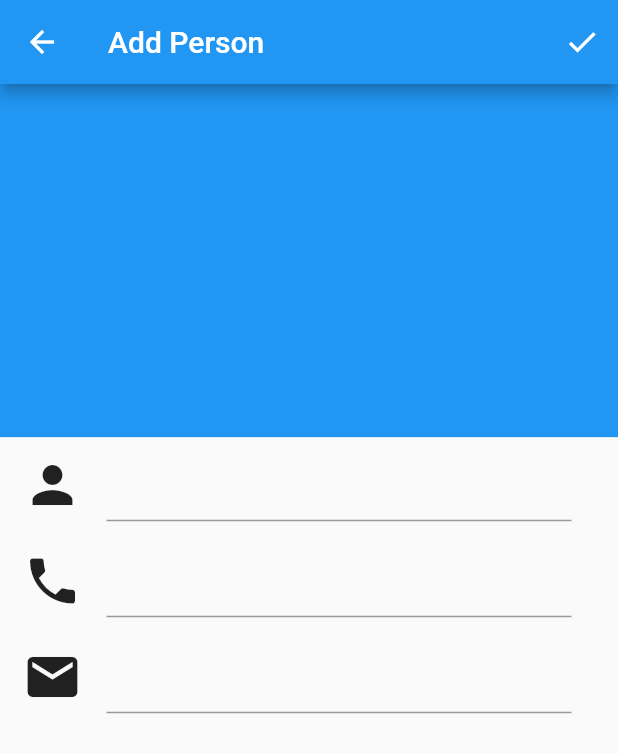
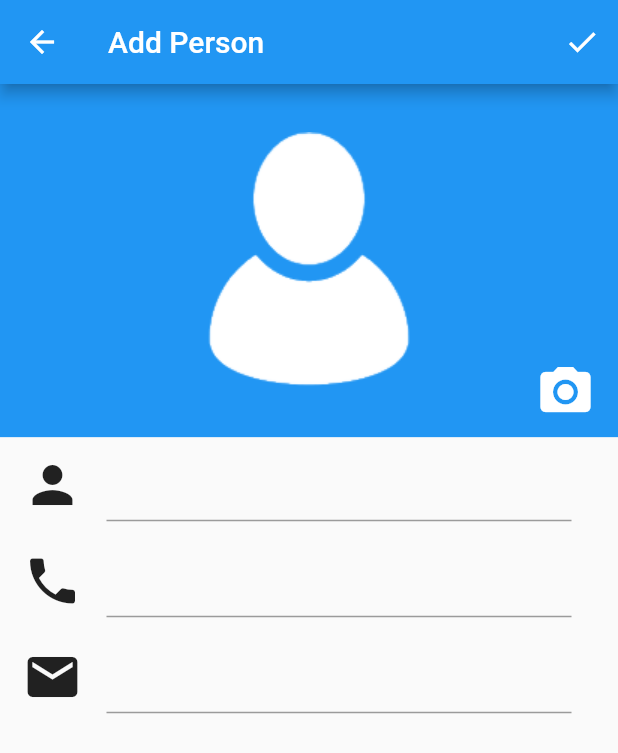
Before and after one commit to thanhhoi123/ContactAppFlutter, a Flutter app: the AddPersonScreen screen opened directly, on a phone screen of 412 x 824 dp. Shown: the top 753 px of the screen. Run offline on Flutter 3.47's test engine with Material 2 defaults, Android fonts, the phone set to English and light mode, and no system bars; our stand-ins replace get, hive, hive_flutter, image_picker; accounts and stored records are empty.

Commit message:
Setup camera

```diff
--- a/Code/lib/app/modules/home/views/add_person_screen.dart
+++ b/Code/lib/app/modules/home/views/add_person_screen.dart
@@ -1,6 +1,9 @@
+import 'dart:io';
+
 import 'package:flutter/material.dart';
 import 'package:flutter/src/widgets/framework.dart';
 import 'package:get/get.dart';
+import 'package:image_picker/image_picker.dart';
 import 'package:init_project/app/modules/home/controllers/home_controller.dart';
 import 'package:init_project/app/modules/home/views/home_view.dart';
 
@@ -10,7 +13,6 @@ class AddPersonScreen extends GetView<HomeController>{
     double width = MediaQuery.of(context).size.width ;
     double height = MediaQuery.of(context).size.height;
     return Scaffold(
-      resizeToAvoidBottomInset: false,
       appBar: AppBar(
         title: Text('Add Person'),
         actions: <Widget>[
@@ -23,13 +25,57 @@ class AddPersonScreen extends GetView<HomeController>{
           )
         ],
       ),
-      body: Container(
+      body: SingleChildScrollView(
+        child: Container(
           child: Column(
             children: [
               Container(
                 width: width,
                 height: height/3.5,
                 color: Colors.blue,
+                child: Stack(
+                  alignment: AlignmentDirectional.centerStart,
+                  children: [
+                    Center(
+                      child: Obx((){
+                        return controller.selectedImagePath.value == '' ?
+                          Image.asset('assets/image_default.png', color: Colors.white,):
+                          Image.file(File(controller.selectedImagePath.value));
+                      }),
+                    ),
+                    Positioned(
+                      bottom: 0,
+                      right: 0,
+                      child: Container(
+                        margin: const EdgeInsets.fromLTRB(0,0,15,10),
+                        child: IconButton(
+                          onPressed: () {
+                            showModalBottomSheet(
+                              context: context,
+                              builder: (context){
+                                return Wrap(
+                                  children: [
+                                    ListTile(
+                                      leading: Icon(Icons.camera_alt),
+                                      title: Text('Camera'),
+                                      onTap: () => controller.pickImage(ImageSource.camera),
+                                    ),
+                                    ListTile(
+                                      leading: Icon(Icons.image),
+                                      title: Text('Gallery'),
+                                      onTap: () => controller.pickImage(ImageSource.gallery),
+                                    )
+                                  ],
+                                );
+                              }
+                            );
+                          },
+                          icon: Icon(Icons.camera_alt, color: Colors.white, size: 40,)
+                        ),
+                      ),
+                    )
+                  ],
+                ),
               ),
               Container(
                 margin: EdgeInsets.symmetric(horizontal: 15),
@@ -82,6 +128,7 @@ class AddPersonScreen extends GetView<HomeController>{
             ],
           ),
         ),
+      ),
     );
   }
 
--- a/Code/pubspec.yaml
+++ b/Code/pubspec.yaml
@@ -12,6 +12,7 @@ dependencies:
     sdk: flutter
   hive: ^2.0.5
   hive_flutter: ^1.1.0
+  image_picker: ^0.8.4+5
 
 dev_dependencies:
   flutter_lints: ^1.0.0
@@ -22,3 +23,5 @@ dev_dependencies:
 
 flutter:
   uses-material-design: true
+  assets:
+    - assets/
```
Also changed, not shown: Code/lib/app/modules/home/controllers/home_controller.dart (+18 -0 lines), Code/assets/image_default.png (added), Code/pubspec.lock. Lines whose indentation alone changed are shown as unchanged.
